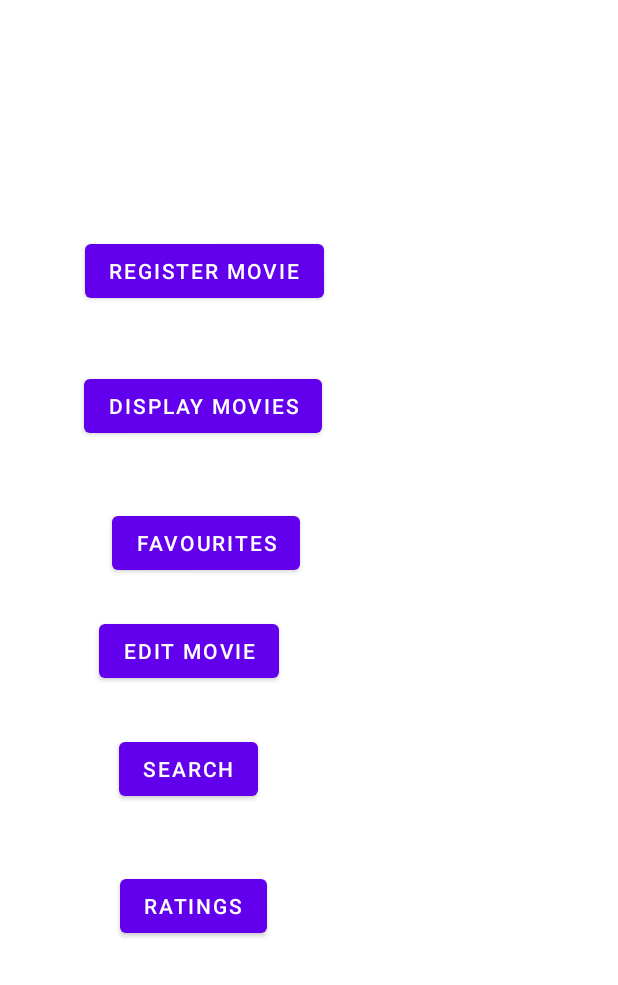
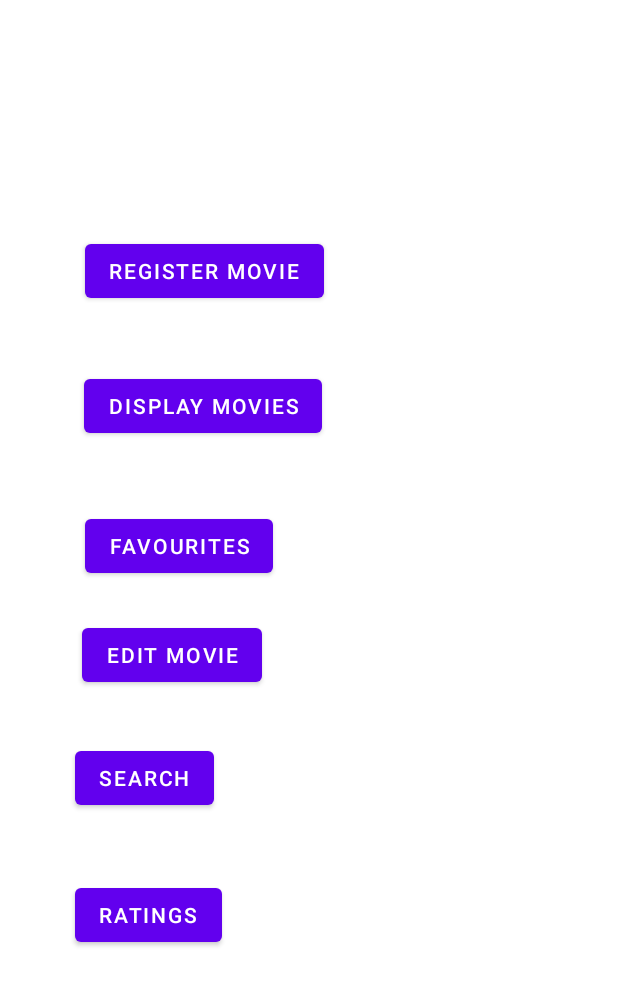
Before and after one commit to chehansivaruban/MAD_CW2, an Android app: the screen it shows after launch (MainActivity), on a phone screen of 412 x 824 dp. Shown: the top 985 px of the screen. Run offline under Robolectric (Android 15) with nearby library versions, the phone set to English and light mode, and no system bars.

Commit message:
button indent

```diff
--- a/courwork2.1/app/src/main/res/layout/activity_main.xml
+++ b/courwork2.1/app/src/main/res/layout/activity_main.xml
@@ -42,9 +42,9 @@
         android:layout_alignParentEnd="true"
         android:layout_alignParentRight="true"
         android:layout_alignParentBottom="true"
-        android:layout_marginEnd="212dp"
-        android:layout_marginRight="212dp"
-        android:layout_marginBottom="438dp"
+        android:layout_marginEnd="230dp"
+        android:layout_marginRight="230dp"
+        android:layout_marginBottom="436dp"
         android:text="Favourites" />
 
     <Button
@@ -54,9 +54,9 @@
         android:layout_alignParentEnd="true"
         android:layout_alignParentRight="true"
         android:layout_alignParentBottom="true"
-        android:layout_marginEnd="226dp"
-        android:layout_marginRight="226dp"
-        android:layout_marginBottom="366dp"
+        android:layout_marginEnd="237dp"
+        android:layout_marginRight="237dp"
+        android:layout_marginBottom="363dp"
         android:text="Edit Movie" />
 
     <Button
@@ -66,9 +66,9 @@
         android:layout_alignParentEnd="true"
         android:layout_alignParentRight="true"
         android:layout_alignParentBottom="true"
-        android:layout_marginEnd="240dp"
-        android:layout_marginRight="240dp"
-        android:layout_marginBottom="287dp"
+        android:layout_marginEnd="269dp"
+        android:layout_marginRight="269dp"
+        android:layout_marginBottom="281dp"
         android:text="Search" />
 
     <Button
@@ -78,8 +78,8 @@
         android:layout_alignParentEnd="true"
         android:layout_alignParentRight="true"
         android:layout_alignParentBottom="true"
-        android:layout_marginEnd="234dp"
-        android:layout_marginRight="234dp"
-        android:layout_marginBottom="196dp"
+        android:layout_marginEnd="264dp"
+        android:layout_marginRight="264dp"
+        android:layout_marginBottom="190dp"
         android:text="Ratings" />
 </RelativeLayout>
--- a/courwork2.1/app/src/main/res/layout/activity_register.xml
+++ b/courwork2.1/app/src/main/res/layout/activity_register.xml
@@ -97,8 +97,8 @@
         android:layout_width="wrap_content"
         android:layout_height="wrap_content"
         android:layout_marginTop="36dp"
-        android:layout_marginEnd="336dp"
-        android:layout_marginRight="336dp"
+        android:layout_marginEnd="348dp"
+        android:layout_marginRight="348dp"
         android:text="Review"
         app:layout_constraintEnd_toEndOf="parent"
         app:layout_constraintTop_toBottomOf="@+id/edit5" />
```
